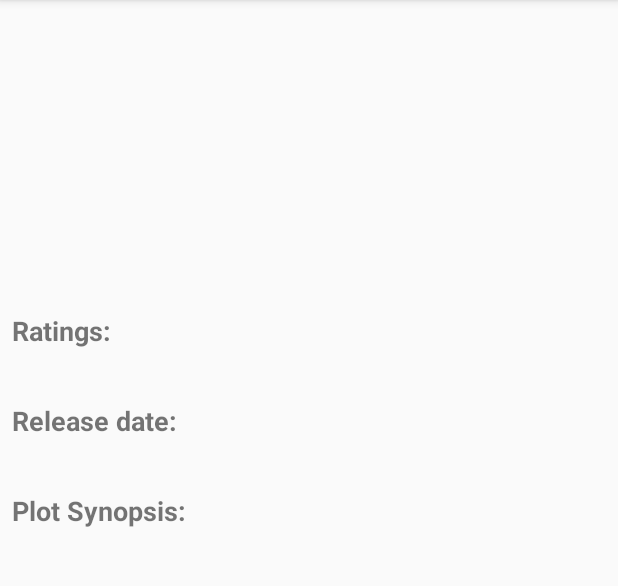
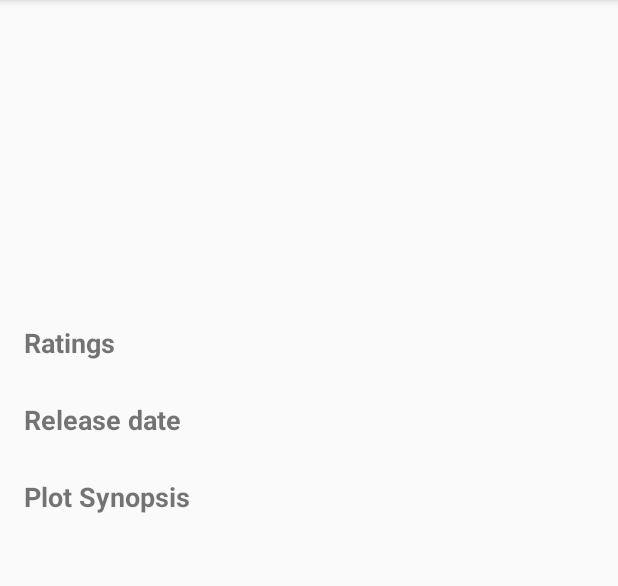
Before and after one commit to mtondolo/Pupular-Movies-Project-2, an Android app: the DetailActivity screen opened directly, with no data from a screen before it, on a phone screen of 412 x 824 dp, the part 84-670 px from its top. Run offline under Robolectric (Android 15) with nearby library versions, the phone set to English and light mode, and no system bars; our stand-ins replace ButterKnife, Picasso; pictures from the network do not load.

Commit message:
Polish UI

```diff
--- a/app/src/main/res/layout/activity_detail.xml
+++ b/app/src/main/res/layout/activity_detail.xml
@@ -21,11 +21,16 @@
                 android:adjustViewBounds="true"
                 android:scaleType="centerCrop" />
 
+            <LinearLayout
+                android:layout_width="match_parent"
+                android:layout_height="wrap_content"
+                android:orientation="horizontal">
+
                 <TextView
                     android:layout_width="wrap_content"
                     android:layout_height="wrap_content"
-                android:layout_marginLeft="8dp"
-                android:layout_marginTop="8dp"
+                    android:layout_marginLeft="16dp"
+                    android:layout_marginTop="16dp"
                     android:text="@string/detail_ratings_label"
                     android:textSize="18sp"
                     android:textStyle="bold" />
@@ -34,12 +39,19 @@
                     android:id="@+id/ratings_tv"
                     android:layout_width="wrap_content"
                     android:layout_height="wrap_content"
-                android:layout_margin="8dp" />
+                    android:layout_margin="16dp" />
+            </LinearLayout>
+
+            <LinearLayout
+                android:layout_width="match_parent"
+                android:layout_height="wrap_content"
+                android:orientation="horizontal">
 
                 <TextView
                     android:layout_width="wrap_content"
                     android:layout_height="wrap_content"
-                android:layout_marginLeft="8dp"
+                    android:layout_marginLeft="16dp"
+                    android:layout_marginTop="16dp"
                     android:text="@string/detail_release_date_label"
                     android:textSize="18sp"
                     android:textStyle="bold" />
@@ -48,12 +60,14 @@
                     android:id="@+id/release_date_tv"
                     android:layout_width="wrap_content"
                     android:layout_height="wrap_content"
-                android:layout_margin="8dp" />
+                    android:layout_margin="16dp" />
+            </LinearLayout>
 
             <TextView
                 android:layout_width="wrap_content"
                 android:layout_height="wrap_content"
-                android:layout_marginLeft="8dp"
+                android:layout_marginLeft="16dp"
+                android:layout_marginTop="16dp"
                 android:text="@string/detail_plot_synopsis_label"
                 android:textSize="18sp"
                 android:textStyle="bold" />
@@ -62,7 +76,7 @@
                 android:id="@+id/plot_synopsis_tv"
                 android:layout_width="wrap_content"
                 android:layout_height="wrap_content"
-                android:layout_margin="8dp" />
+                android:layout_margin="16dp" />
 
         </LinearLayout>
     </ScrollView>
--- a/app/src/main/res/layout/movies_list_item.xml
+++ b/app/src/main/res/layout/movies_list_item.xml
@@ -8,6 +8,6 @@
         android:id="@+id/iv_movie_poster"
         android:layout_width="match_parent"
         android:layout_height="match_parent"
-        android:layout_margin="8dp"
+        android:paddingTop="16dp"
         android:scaleType="centerCrop" />
 </LinearLayout>
--- a/app/src/main/res/values/strings.xml
+++ b/app/src/main/res/values/strings.xml
@@ -1,9 +1,9 @@
 <resources>
     <string name="app_name">Popular Movies</string>
     <!-- Detail Activity-->
-    <string name="detail_release_date_label">Release date:</string>
-    <string name="detail_plot_synopsis_label">Plot Synopsis:</string>
-    <string name="detail_ratings_label">Ratings:</string>
+    <string name="detail_release_date_label">Release date</string>
+    <string name="detail_plot_synopsis_label">Plot Synopsis</string>
+    <string name="detail_ratings_label">Ratings </string>
     <string name="sort_order_message">Movies sorted by top rated</string>
     <string name="error_message">Failed to get results, please try again later</string>
 </resources>
```
Lines whose indentation alone changed are shown as unchanged.
